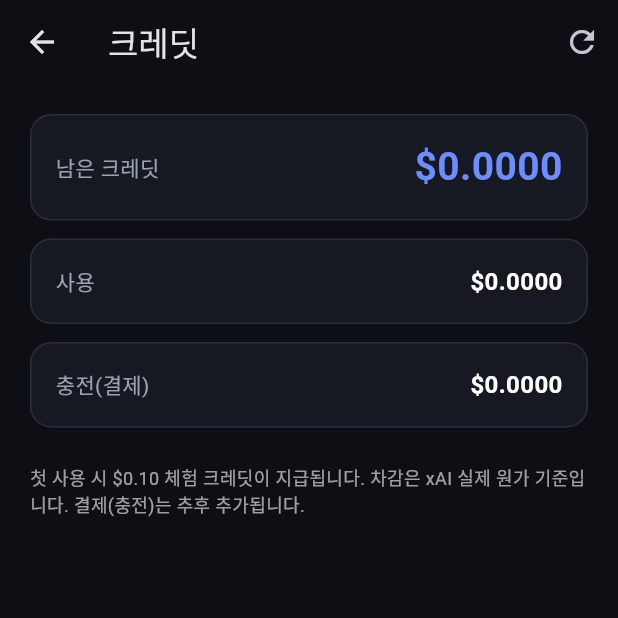
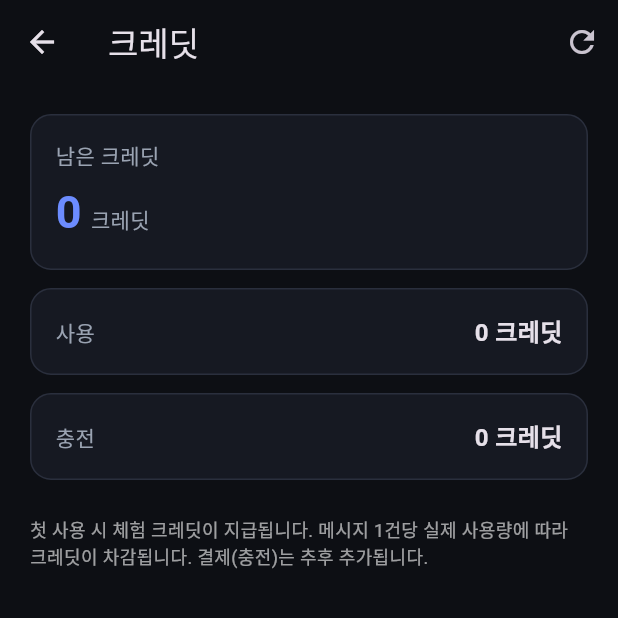
Before and after one commit to gunug/chat_grok, a Flutter app: the CreditsScreen screen opened directly, after a tap on the "refresh" icon, on a phone screen of 412 x 824 dp, the top half of it. Run offline on Flutter 3.47's test engine with Material 3 defaults, Android fonts, the phone set to English and light mode, and no system bars; our stand-ins replace google_sign_in, share_plus, shared_preferences, supabase_flutter; accounts and stored records are empty; network calls fail.

Commit message:
Fix credits to the shared platform's credit-unit model
The platform migrated app_service_credits from micro-USD columns to integer
credits (balance_credits/total_*_credits) with a sell-multiple applied at
deduction. The old *_micros references broke: the gate read a non-existent
column, silently saw balance 0, and returned 402 for everyone; the credits
screen threw "column balance_micros does not exist".

- chat function: register with p_trial_credits (300), gate on balance_credits
  (MIN 1), and after streaming call app_record_usage (raw cost in micros -> RPC
  applies markup, returns new credit balance). usage event now carries
  balanceCredits + creditsCharged. Verified: trial 300 -> 298 after a 2-credit
  call (cost $0.0004 x1400 KRW x3 multiple = 2 credits).
- app: balance is integer credits everywhere. credits.dart badge shows credits;
  credits screen reads *_credits and shows a ₩ conversion via app_credits_to_krw;
  per-message line shows credits charged; chat uses balanceCredits.

Co-Authored-By: Claude Opus 4.8 (1M context) <noreply@anthropic.com>

```diff
--- a/lib/credits.dart
+++ b/lib/credits.dart
@@ -1,30 +1,43 @@
 // Global credit balance shared across all screens + a reusable badge widget.
+// Balance is in integer credits (shared platform's credit model; markup is
+// applied at deduction server-side).
 
 import 'package:flutter/material.dart';
 import 'package:supabase_flutter/supabase_flutter.dart';
 
 import 'credits_screen.dart';
 
-// 전역 크레딧 잔액(USD). null = 아직 모름/로딩.
-final ValueNotifier<double?> creditBalance = ValueNotifier<double?>(null);
+// 전역 크레딧 잔액(정수 크레딧). null = 아직 모름/로딩.
+final ValueNotifier<int?> creditBalance = ValueNotifier<int?>(null);
 
 /// 서버에서 권위 잔액을 다시 읽어 전역값 갱신(실패 시 기존값 유지).
 Future<void> refreshCredit() async {
   try {
     final c = await Supabase.instance.client
         .from('app_service_credits')
-        .select('balance_micros')
+        .select('balance_credits')
         .eq('service_key', 'chat_grok')
         .maybeSingle();
-    creditBalance.value = ((c?['balance_micros'] ?? 0) as num) / 1e6;
+    creditBalance.value = ((c?['balance_credits'] ?? 0) as num).toInt();
   } catch (_) {
     // 네트워크 오류 등은 무시(이전 표시 유지).
   }
 }
 
-/// usage 이벤트의 balanceMicros로 즉시(낙관적) 갱신.
-void setBalanceMicros(num micros) {
-  creditBalance.value = micros / 1e6;
+/// usage 이벤트의 balanceCredits로 즉시 갱신.
+void setBalanceCredits(int credits) {
+  creditBalance.value = credits;
+}
+
+/// 1,234 형태로 천 단위 구분.
+String formatCredits(int n) {
+  final s = n.toString();
+  final buf = StringBuffer();
+  for (var i = 0; i < s.length; i++) {
+    if (i > 0 && (s.length - i) % 3 == 0) buf.write(',');
+    buf.write(s[i]);
+  }
+  return buf.toString();
 }
 
 /// AppBar actions 등에 넣는 크레딧 칩. 탭하면 크레딧 화면으로 이동.
@@ -35,10 +48,10 @@ class CreditBadge extends StatelessWidget {
   @override
   Widget build(BuildContext context) {
     return Center(
-      child: ValueListenableBuilder<double?>(
+      child: ValueListenableBuilder<int?>(
         valueListenable: creditBalance,
         builder: (_, v, _) {
-          final text = v == null ? '…' : '\$${v.toStringAsFixed(4)}';
+          final text = v == null ? '…' : formatCredits(v);
           final chip = Container(
             margin: const EdgeInsets.symmetric(horizontal: 4),
             padding: const EdgeInsets.symmetric(horizontal: 10, vertical: 5),
--- a/lib/credits_screen.dart
+++ b/lib/credits_screen.dart
@@ -2,7 +2,7 @@ import 'package:flutter/material.dart';
 import 'package:supabase_flutter/supabase_flutter.dart';
 import 'credits.dart';
 
-// Shows this app's credit balance for the signed-in (anonymous) user.
+// Shows this app's credit balance for the signed-in user.
 // Reads app_service_credits directly — RLS returns only the user's own row.
 class CreditsScreen extends StatefulWidget {
   const CreditsScreen({super.key});
@@ -13,7 +13,8 @@ class CreditsScreen extends StatefulWidget {
 class _CreditsScreenState extends State<CreditsScreen> {
   bool _loading = true;
   String? _error;
-  double _balance = 0, _spent = 0, _purchased = 0;
+  int _balance = 0, _spent = 0, _purchased = 0;
+  int? _balanceKrw;
 
   @override
   void initState() {
@@ -27,18 +28,28 @@ class _CreditsScreenState extends State<CreditsScreen> {
       _error = null;
     });
     try {
-      final c = await Supabase.instance.client
+      final client = Supabase.instance.client;
+      final c = await client
           .from('app_service_credits')
-          .select('balance_micros, total_purchased_micros, total_spent_micros')
+          .select(
+              'balance_credits, total_purchased_credits, total_spent_credits')
           .eq('service_key', 'chat_grok')
           .maybeSingle();
-      setState(() {
-        _balance = ((c?['balance_micros'] ?? 0) as num) / 1e6;
-        _spent = ((c?['total_spent_micros'] ?? 0) as num) / 1e6;
-        _purchased = ((c?['total_purchased_micros'] ?? 0) as num) / 1e6;
-        _loading = false;
-      });
+      _balance = ((c?['balance_credits'] ?? 0) as num).toInt();
+      _spent = ((c?['total_spent_credits'] ?? 0) as num).toInt();
+      _purchased = ((c?['total_purchased_credits'] ?? 0) as num).toInt();
       creditBalance.value = _balance; // 전역 배지 동기화
+
+      // 표시용 원화 환산(단가표 기반, RPC).
+      try {
+        final krw = await client.rpc('app_credits_to_krw',
+            params: {'p_service': 'chat_grok', 'p_credits': _balance});
+        _balanceKrw = (krw as num?)?.toInt();
+      } catch (_) {
+        _balanceKrw = null;
+      }
+
+      setState(() => _loading = false);
     } catch (e) {
       setState(() {
         _error = e.toString();
@@ -69,15 +80,15 @@ class _CreditsScreenState extends State<CreditsScreen> {
               : ListView(
                   padding: const EdgeInsets.all(20),
                   children: [
-                    _card('남은 크레딧', _balance, big: true),
+                    _balanceCard(),
                     const SizedBox(height: 12),
                     _card('사용', _spent),
                     const SizedBox(height: 12),
-                    _card('충전(결제)', _purchased),
+                    _card('충전', _purchased),
                     const SizedBox(height: 24),
                     const Text(
-                      '첫 사용 시 \$0.10 체험 크레딧이 지급됩니다. '
-                      '차감은 xAI 실제 원가 기준입니다. 결제(충전)는 추후 추가됩니다.',
+                      '첫 사용 시 체험 크레딧이 지급됩니다. 메시지 1건당 실제 사용량에 따라 '
+                      '크레딧이 차감됩니다. 결제(충전)는 추후 추가됩니다.',
                       style: TextStyle(fontSize: 12, color: Colors.white60),
                     ),
                   ],
@@ -85,7 +96,45 @@ class _CreditsScreenState extends State<CreditsScreen> {
     );
   }
 
-  Widget _card(String label, double usd, {bool big = false}) {
+  Widget _balanceCard() {
+    return Container(
+      padding: const EdgeInsets.all(16),
+      decoration: BoxDecoration(
+        color: const Color(0xFF161922),
+        borderRadius: BorderRadius.circular(14),
+        border: Border.all(color: const Color(0xFF2A2F3D)),
+      ),
+      child: Column(
+        crossAxisAlignment: CrossAxisAlignment.start,
+        children: [
+          const Text('남은 크레딧',
+              style: TextStyle(color: Color(0xFF9AA3B2), fontSize: 14)),
+          const SizedBox(height: 6),
+          Row(
+            crossAxisAlignment: CrossAxisAlignment.baseline,
+            textBaseline: TextBaseline.alphabetic,
+            children: [
+              Text(formatCredits(_balance),
+                  style: const TextStyle(
+                      fontWeight: FontWeight.bold,
+                      fontSize: 30,
+                      color: Color(0xFF6C8CFF))),
+              const SizedBox(width: 6),
+              const Text('크레딧',
+                  style: TextStyle(color: Color(0xFF9AA3B2), fontSize: 14)),
+              const Spacer(),
+              if (_balanceKrw != null)
+                Text('≈ ₩${formatCredits(_balanceKrw!)}',
+                    style: const TextStyle(
+                        color: Color(0xFF9AA3B2), fontSize: 14)),
+            ],
+          ),
+        ],
+      ),
+    );
+  }
+
+  Widget _card(String label, int credits) {
     return Container(
       padding: const EdgeInsets.all(16),
       decoration: BoxDecoration(
@@ -98,14 +147,9 @@ class _CreditsScreenState extends State<CreditsScreen> {
         children: [
           Text(label,
               style: const TextStyle(color: Color(0xFF9AA3B2), fontSize: 14)),
-          Text(
-            '\$${usd.toStringAsFixed(big ? 4 : 4)}',
-            style: TextStyle(
-              fontWeight: FontWeight.bold,
-              fontSize: big ? 26 : 16,
-              color: big ? const Color(0xFF6C8CFF) : Colors.white,
-            ),
-          ),
+          Text('${formatCredits(credits)} 크레딧',
+              style: const TextStyle(
+                  fontWeight: FontWeight.bold, fontSize: 16)),
         ],
       ),
     );
--- a/lib/main.dart
+++ b/lib/main.dart
@@ -196,9 +196,9 @@ class _ChatScreenState extends State<ChatScreen> {
         final cost = (usage['costUsd'] as num?)?.toDouble() ?? 0;
         conv.usageTokens += total;
         conv.usageCost += cost;
-        // 함수가 실어 보낸 남은 잔액으로 전역 크레딧 즉시 갱신.
-        final bal = usage['balanceMicros'];
-        if (bal is num) setBalanceMicros(bal);
+        // 함수가 실어 보낸 남은 잔액(크레딧)으로 전역 크레딧 즉시 갱신.
+        final bal = usage['balanceCredits'];
+        if (bal is num) setBalanceCredits(bal.toInt());
       }
     }
     conv.updatedAt = DateTime.now().millisecondsSinceEpoch;
@@ -511,8 +511,8 @@ class _Bubble extends StatelessWidget {
       '출력 ${u['completion']}${(u['reasoning'] ?? 0) > 0 ? ' (추론 ${u['reasoning']})' : ''}',
       '합계 ${u['total']} tok',
     ];
-    if (u['costUsd'] != null) {
-      parts.add('💵 \$${(u['costUsd'] as num).toStringAsFixed(6)}');
+    if (u['creditsCharged'] != null) {
+      parts.add('💳 ${u['creditsCharged']} 크레딧');
     }
     return Padding(
       padding: const EdgeInsets.only(top: 8),
```
Also changed, not shown: 1 other file.
